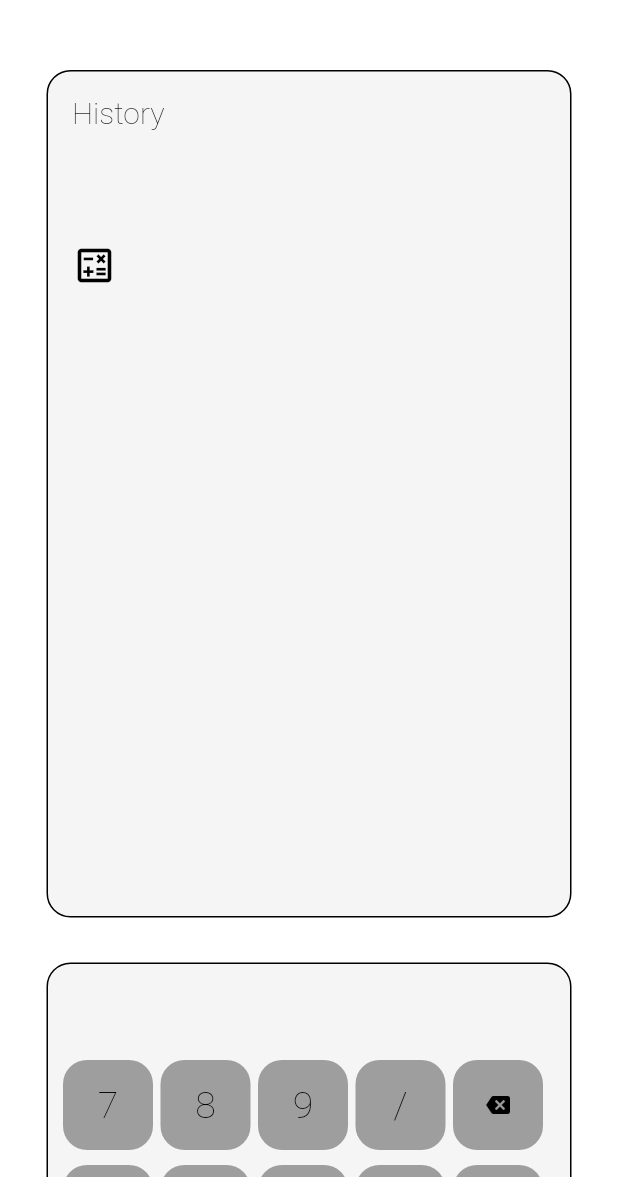
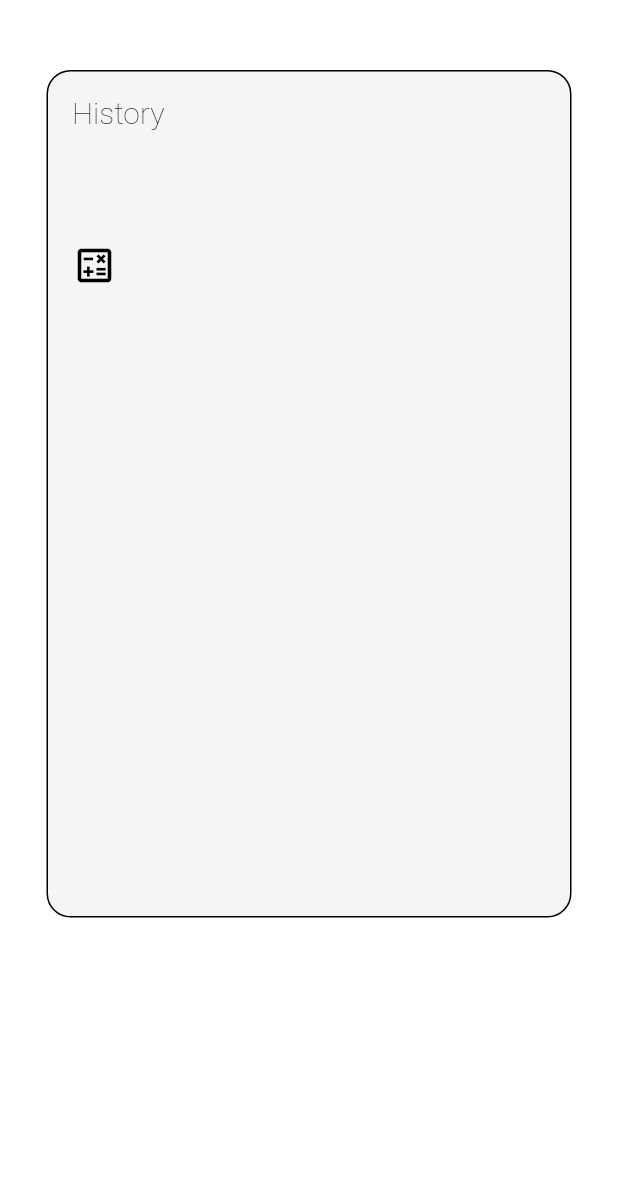
Before and after one commit to abhixv/A12CalculatorUI, a Flutter app: the screen it shows after launch, after a tap on the "calculate" icon, on a phone screen of 412 x 824 dp, the part 59-1236 px from its top. Run offline on Flutter 3.47's test engine with Material 2 defaults, Android fonts, the phone set to English and light mode, and no system bars; our stand-ins replace google_fonts, math_expressions.

Commit message:
Calculator: Make KeyPad Invisble when Icon Pressed

```diff
--- a/lib/pages/home_page.dart
+++ b/lib/pages/home_page.dart
@@ -16,6 +16,8 @@ class _HomePageState extends State<HomePage> {
   double _width = 350;
   String _history = '';
   String _displayText = '';
+  double _keyHeight = 400;
+  double _keyWidth = 350;
 
   void numberClick(String text) {
     setState(() => _exp += text);
@@ -119,6 +121,8 @@ class _HomePageState extends State<HomePage> {
                                   _height = 600;
                                   _history = _record;
                                   _displayText = "History";
+                                  _keyHeight = 0;
+                                  _keyWidth = 0;
                                 });
                               },
                               onDoubleTap: () {
@@ -126,6 +130,8 @@ class _HomePageState extends State<HomePage> {
                                   _height = 250;
                                   _history = '';
                                   _displayText = '';
+                                  _keyHeight = 400;
+                                  _keyWidth = 350;
                                 });
                               },
                               child: Icon(
@@ -638,8 +644,8 @@ class _HomePageState extends State<HomePage> {
   Container keyCard() {
     return Container(
       alignment: Alignment.center,
-      height: 400,
-      width: 350,
+      height: _keyHeight,
+      width: _keyWidth,
       decoration: BoxDecoration(
           color: Theme.of(context).cardColor,
           border: Border.all(color: Theme.of(context).accentColor),
```
